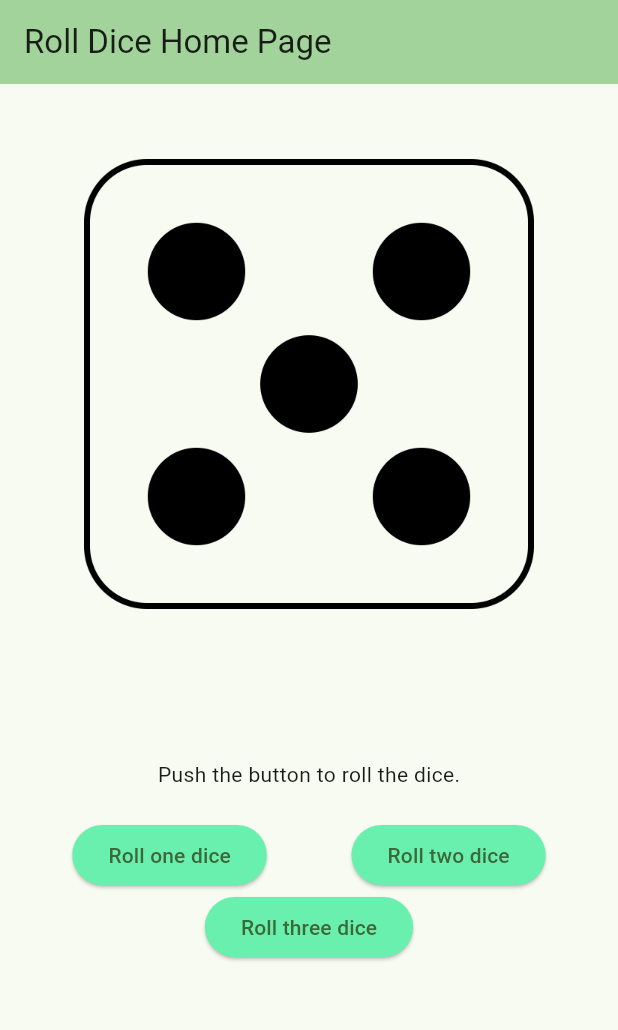
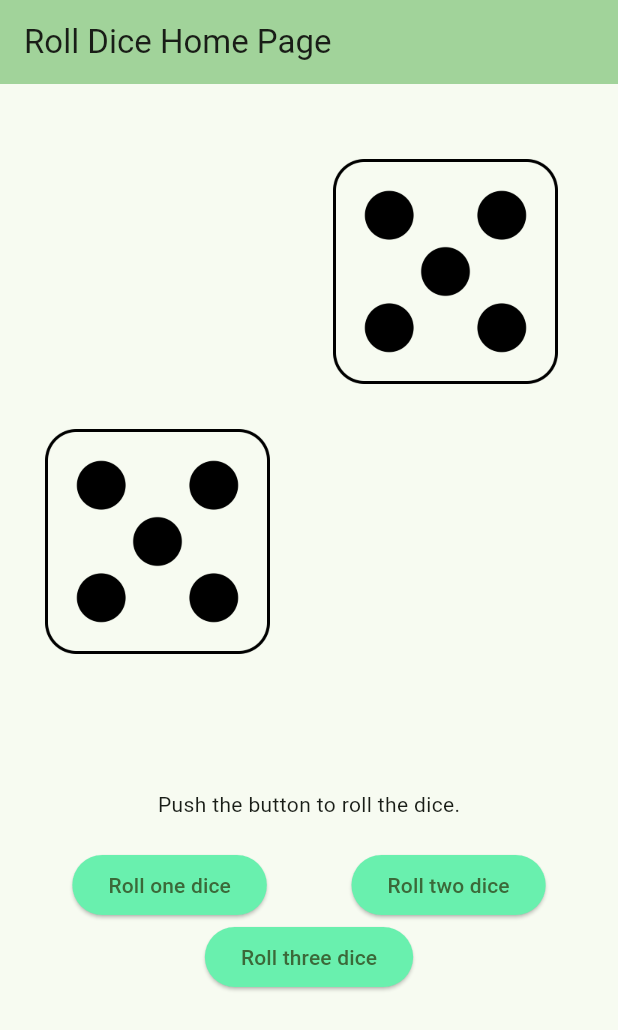
Before and after one commit to Yousef-Eldosoky/flutter-dice, a Flutter app: the screen it shows after launch, after a tap on "Roll one dice", after a tap on "Roll two dice", on a phone screen of 412 x 824 dp. Shown: the top 1030 px of the screen. Run offline on Flutter 3.47's test engine with Material 3 defaults, Android fonts, the phone set to English and light mode, and no system bars.

Commit message:
make the roll of two dices

```diff
--- a/lib/Pages/my_home_page.dart
+++ b/lib/Pages/my_home_page.dart
@@ -1,5 +1,3 @@
-import 'dart:math';
-
 import 'package:dice/Widgets/dice.dart';
 import 'package:flutter/material.dart';
 
@@ -22,15 +20,7 @@ class MyHomePage extends StatefulWidget {
 }
 
 class _MyHomePageState extends State<MyHomePage> {
-  int? num1;
-
-  void _getRandomNumber() {
-    setState(() {
-      // Use setState to update the state and trigger a UI rebuild
-      num1 = Random().nextInt(6) + 1;
-      print(num1);
-    });
-  }
+  int diceNum = 0;
 
   @override
   Widget build(BuildContext context) {
@@ -67,19 +57,16 @@ class _MyHomePageState extends State<MyHomePage> {
           // TRY THIS: Invoke "debug painting" (choose the "Toggle Debug Paint"
           // action in the IDE, or press "p" in the console), to see the
           // wireframe for each widget.
-          mainAxisAlignment: MainAxisAlignment.center,
+          mainAxisAlignment: MainAxisAlignment.start,
           children: <Widget>[
             const SizedBox(
-              height: 50,
+              height: 10,
             ),
-            SizedBox(
-              height: 300,
-              child: Dice(
-                num: num1,
-              ),
+            Dice(
+              diceNum: diceNum,
             ),
             const SizedBox(
-              height: 100,
+              height: 20,
             ),
             const Text(
               'Push the button to roll the dice.',
@@ -94,13 +81,21 @@ class _MyHomePageState extends State<MyHomePage> {
                       ElevatedButton(
                         style: ElevatedButton.styleFrom(
                             backgroundColor: Colors.greenAccent),
-                        onPressed: _getRandomNumber,
+                        onPressed: () {
+                          setState(() {
+                            diceNum = 1;
+                          });
+                        },
                         child: const Text("Roll one dice"),
                       ),
                       ElevatedButton(
                         style: ElevatedButton.styleFrom(
                             backgroundColor: Colors.greenAccent),
-                        onPressed: () {},
+                        onPressed: () {
+                          setState(() {
+                            diceNum = 2;
+                          });
+                        },
                         child: const Text("Roll two dice"),
                       ),
                     ],
@@ -108,13 +103,16 @@ class _MyHomePageState extends State<MyHomePage> {
                   ElevatedButton(
                     style: ElevatedButton.styleFrom(
                         backgroundColor: Colors.greenAccent),
-                    onPressed: () {},
+                    onPressed: () {
+                      setState(() {
+                        diceNum = 3;
+                      });
+                    },
                     child: const Text("Roll three dice"),
                   ),
                 ],
               ),
             ),
-            const Spacer(),
           ],
         ),
       ),
--- a/lib/Widgets/dice.dart
+++ b/lib/Widgets/dice.dart
@@ -1,9 +1,15 @@
+import 'dart:math';
+
 import 'package:flutter/material.dart';
 
 class Dice extends StatefulWidget {
-  const Dice({super.key, required this.num});
+  const Dice({super.key, required this.diceNum});
 
-  final int? num;
+  final int diceNum;
+
+  int _getRandomNum() {
+    return Random().nextInt(6) + 1;
+  }
 
   @override
   State<Dice> createState() => _DiceState();
@@ -12,6 +18,60 @@ class Dice extends StatefulWidget {
 class _DiceState extends State<Dice> {
   @override
   Widget build(BuildContext context) {
-    return widget.num != null ? Image(image: AssetImage("assets/Dice-${widget.num}-b.svg.png")) : const Text("Waiting to roll the dice.");
+    return Padding(
+      padding: const EdgeInsets.all(20),
+      child: SizedBox(
+          height: 400,
+          child: switch (widget.diceNum) {
+            1 => Image(
+                image: AssetImage(
+                    "assets/Dice-${widget._getRandomNum()}-b.svg.png")),
+            2 => RollTwoDice(widget: widget),
+            _ => const Text("Waiting to roll the dice...")
+          }),
+    );
   }
 }
+
+class RollTwoDice extends StatelessWidget {
+  const RollTwoDice({
+    super.key,
+    required this.widget,
+  });
+
+  final Dice widget;
+
+  @override
+  Widget build(BuildContext context) {
+    return Column(
+        children: [
+          Row(
+            children: [
+              const Spacer(),
+              Padding(
+                padding: const EdgeInsets.all(20),
+                child: Image(
+                  height: 150,
+                  image: AssetImage(
+                      "assets/Dice-${widget._getRandomNum()}-b.svg.png"),
+                ),
+              )
+            ],
+          ),
+          Row(
+            children: [
+              Padding(
+                padding: const EdgeInsets.all(10),
+                child: Image(
+                  height: 150,
+                  image: AssetImage(
+                      "assets/Dice-${widget._getRandomNum()}-b.svg.png"),
+                ),
+              ),
+              const Spacer(),
+            ],
+          ),
+        ],
+      );
+  }
+}
```
